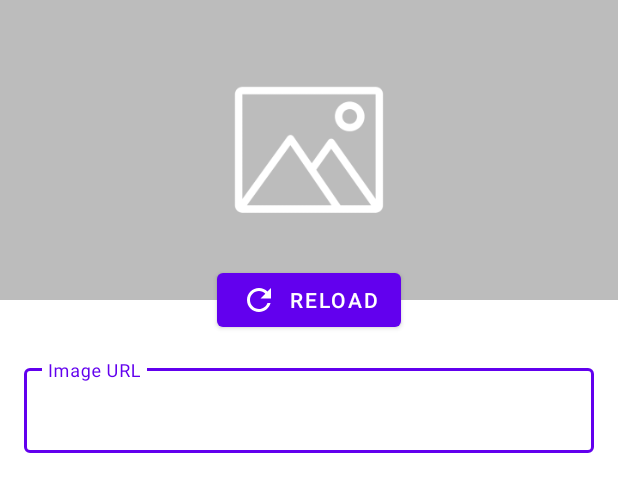
After one commit to LuizSSampaio/orgs, an Android app: the layout image_form.xml on its own in the app's theme, with its tools: preview values and no code run, on a phone screen of 412 x 824 dp. The commit adds this screen. Shown: the top 492 px of the screen. Run offline under Robolectric (Android 15) with nearby library versions, the phone set to English and light mode, and no system bars.

Commit message:
:rocket:feat: Added dialog to select the product image

```diff
--- a/app/src/main/java/com/example/orgs/ui/activity/ProductFormActivity.kt
+++ b/app/src/main/java/com/example/orgs/ui/activity/ProductFormActivity.kt
@@ -2,12 +2,10 @@ package com.example.orgs.ui.activity
 
 import androidx.appcompat.app.AppCompatActivity
 import android.os.Bundle
-import android.widget.Button
-import android.widget.EditText
+import androidx.appcompat.app.AlertDialog
 import com.example.orgs.R
 import com.example.orgs.dao.DAOProducts
 import com.example.orgs.databinding.ActivityProductFormBinding
-import com.example.orgs.databinding.ActivityProductListBinding
 import com.example.orgs.model.Products
 import java.math.BigDecimal
 
@@ -17,6 +15,7 @@ class ProductFormActivity : AppCompatActivity() {
         super.onCreate(savedInstanceState)
         binding = ActivityProductFormBinding.inflate(layoutInflater)
         setContentView(binding.root)
+        AlertDialog.Builder(this).setView(R.layout.image_form).show()
         configureSaveButton()
     }
 
--- /dev/null
+++ b/app/src/main/res/drawable/ic_action_refresh_24.xml
@@ -0,0 +1,5 @@
+<vector android:height="24dp" android:tint="#FFFFFF"
+    android:viewportHeight="24" android:viewportWidth="24"
+    android:width="24dp" xmlns:android="http://schemas.android.com/apk/res/android">
+    <path android:fillColor="@android:color/white" android:pathData="M17.65,6.35C16.2,4.9 14.21,4 12,4c-4.42,0 -7.99,3.58 -7.99,8s3.57,8 7.99,8c3.73,0 6.84,-2.55 7.73,-6h-2.08c-0.82,2.33 -3.04,4 -5.65,4 -3.31,0 -6,-2.69 -6,-6s2.69,-6 6,-6c1.66,0 3.14,0.69 4.22,1.78L13,11h7V4l-2.35,2.35z"/>
+</vector>
--- a/app/src/main/res/layout/activity_product_form.xml
+++ b/app/src/main/res/layout/activity_product_form.xml
@@ -21,7 +21,7 @@
             app:layout_constraintHorizontal_bias="0.0"
             app:layout_constraintStart_toStartOf="parent"
             app:layout_constraintTop_toTopOf="parent"
-            android:src="@android:color/holo_blue_dark"
+            app:srcCompat="@drawable/default_image"
             tools:srcCompat="@tools:sample/backgrounds/scenic" />
 
         <com.google.android.material.textfield.TextInputLayout
--- a/app/src/main/res/layout/activity_product_list.xml
+++ b/app/src/main/res/layout/activity_product_list.xml
@@ -23,7 +23,7 @@
         android:layout_margin="16dp"
         android:backgroundTint="@color/purple_500"
         android:contentDescription="@string/goToFormFloatingActionButton"
-        android:src="@drawable/baseline_add_24"
+        android:src="@drawable/ic_action_add_24"
         app:layout_constraintBottom_toBottomOf="parent"
         app:layout_constraintEnd_toEndOf="parent"
         app:tint="@color/white" />
--- /dev/null
+++ b/app/src/main/res/layout/image_form.xml
@@ -0,0 +1,61 @@
+<?xml version="1.0" encoding="utf-8"?>
+<ScrollView xmlns:android="http://schemas.android.com/apk/res/android"
+    xmlns:app="http://schemas.android.com/apk/res-auto"
+    xmlns:tools="http://schemas.android.com/tools"
+    android:layout_width="match_parent"
+    android:layout_height="wrap_content"
+    android:fillViewport="true">
+
+    <androidx.constraintlayout.widget.ConstraintLayout
+        android:layout_width="match_parent"
+        android:layout_height="wrap_content">
+
+        <ImageView
+            android:id="@+id/imagePreview"
+            android:layout_width="0dp"
+            android:layout_height="200dp"
+            android:importantForAccessibility="no"
+            android:scaleType="centerCrop"
+            app:layout_constraintEnd_toEndOf="parent"
+            app:layout_constraintStart_toStartOf="parent"
+            app:layout_constraintTop_toTopOf="parent"
+            app:srcCompat="@drawable/default_image"
+            tools:srcCompat="@tools:sample/backgrounds/scenic" />
+
+        <Button
+            android:id="@+id/reloadButton"
+            android:layout_width="wrap_content"
+            android:layout_height="wrap_content"
+            android:text="@string/reload"
+            app:icon="@drawable/ic_action_refresh_24"
+            app:layout_constraintBottom_toBottomOf="@id/imagePreview"
+            app:layout_constraintEnd_toEndOf="parent"
+            app:layout_constraintStart_toStartOf="parent"
+            app:layout_constraintTop_toBottomOf="@id/imagePreview" />
+
+        <com.google.android.material.textfield.TextInputLayout
+            android:id="@+id/imageURLLayout"
+            style="@style/Widget.MaterialComponents.TextInputLayout.OutlinedBox"
+            android:layout_width="0dp"
+            android:layout_height="wrap_content"
+            android:layout_margin="16dp"
+            android:hint="@string/image_url"
+            android:minHeight="48dp"
+            app:layout_constraintEnd_toEndOf="parent"
+            app:layout_constraintStart_toStartOf="parent"
+            app:layout_constraintTop_toBottomOf="@id/reloadButton"
+            app:layout_constraintBottom_toBottomOf="parent">
+
+            <com.google.android.material.textfield.TextInputEditText
+                android:id="@+id/imageURLField"
+                android:layout_width="match_parent"
+                android:layout_height="wrap_content"
+                android:importantForAutofill="no"
+                android:inputType="textUri"
+                tools:ignore="VisualLintTextFieldSize" />
+
+        </com.google.android.material.textfield.TextInputLayout>
+
+    </androidx.constraintlayout.widget.ConstraintLayout>
+
+</ScrollView>
--- a/app/src/main/res/values/strings.xml
+++ b/app/src/main/res/values/strings.xml
@@ -5,4 +5,6 @@
     <string name="editPrice">Price</string>
     <string name="buttonSave">Save</string>
     <string name="goToFormFloatingActionButton">Go to add item page</string>
+    <string name="image_url">Image URL</string>
+    <string name="reload">Reload</string>
 </resources>
--- a/build.gradle
+++ b/build.gradle
@@ -1,6 +1,6 @@
 // Top-level build file where you can add configuration options common to all sub-projects/modules.
 plugins {
-    id 'com.android.application' version '8.0.2' apply false
-    id 'com.android.library' version '8.0.2' apply false
+    id 'com.android.application' version '8.1.0' apply false
+    id 'com.android.library' version '8.1.0' apply false
     id 'org.jetbrains.kotlin.android' version '1.8.20' apply false
 }
```
Also changed, not shown: app/src/main/res/drawable-hdpi/default_image.png (added), app/src/main/res/drawable-ldpi/default_image.png (added), app/src/main/res/drawable-mdpi/default_image.png (added), app/src/main/res/drawable-xhdpi/default_image.png (added), app/src/main/res/drawable-xxhdpi/default_image.png (added), app/src/main/res/drawable-xxxhdpi/default_image.png (added), app/src/main/res/drawable/ic_action_add_24.xml (renamed from app/src/main/res/drawable/baseline_add_24.xml).
